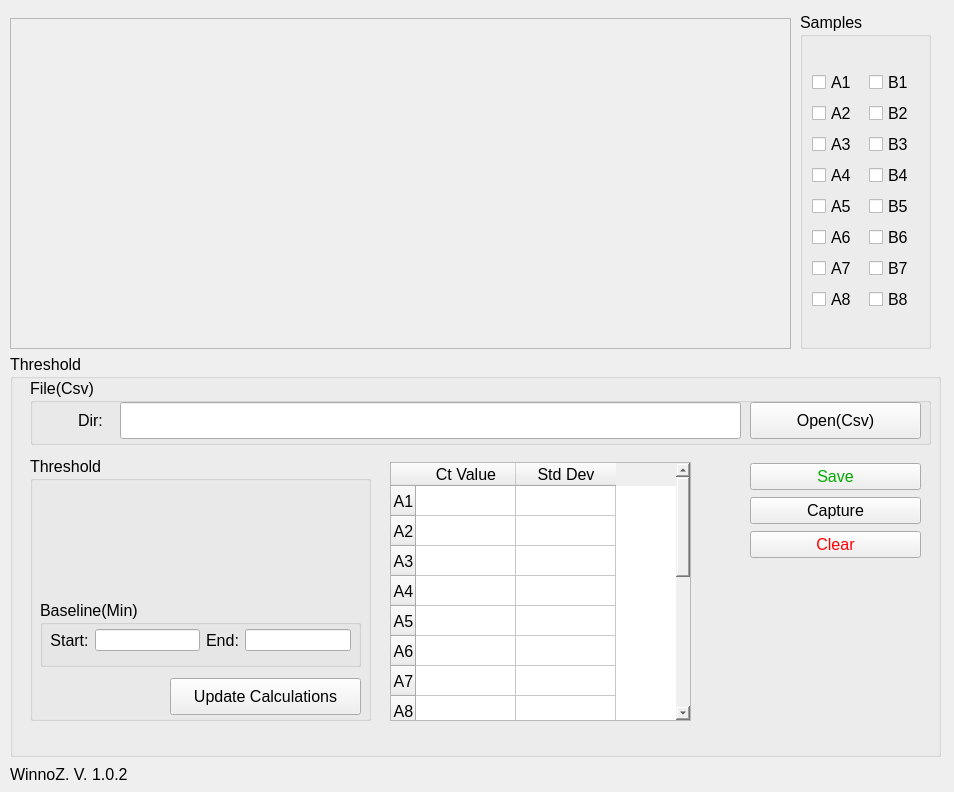
Old version of the form UI/AmplificationPlot.ui in the repository wwlouis00/Cycle-threshold-value.
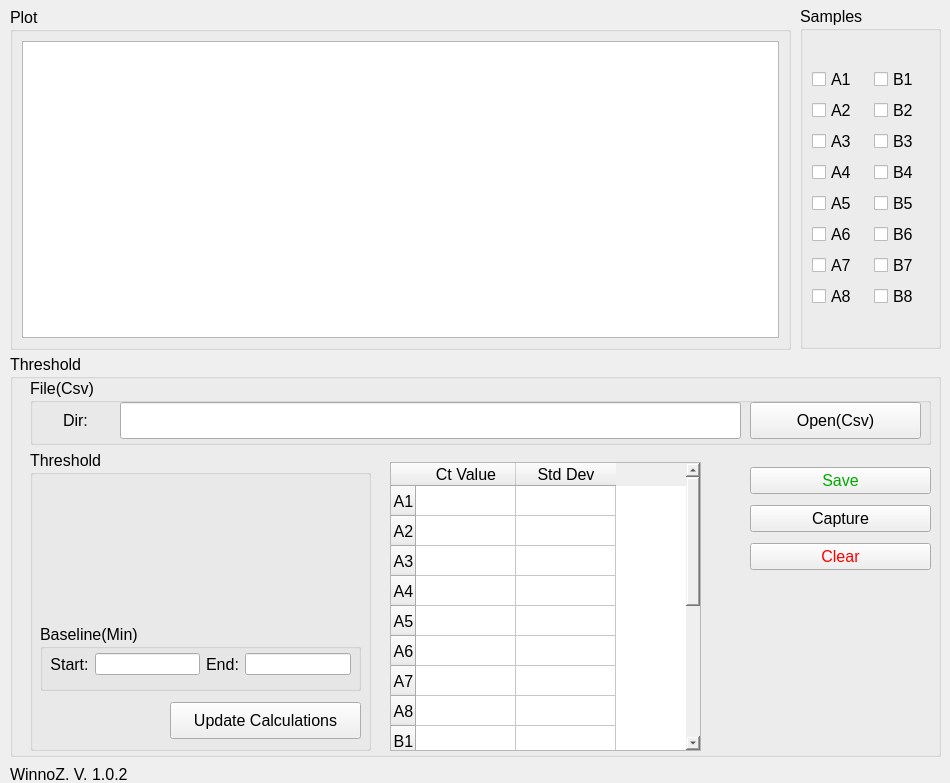
New version of the form.

```diff
--- a/UI/AmplificationPlot.ui
+++ b/UI/AmplificationPlot.ui
@@ -6,15 +6,15 @@
    <rect>
     <x>0</x>
     <y>0</y>
-    <width>954</width>
-    <height>792</height>
+    <width>950</width>
+    <height>783</height>
    </rect>
   </property>
   <property name="windowTitle">
    <string>Amplification Plot</string>
   </property>
   <widget class="QWidget" name="centralwidget">
-   <widget class="QGroupBox" name="groupBox">
+   <widget class="QGroupBox" name="Threshold">
     <property name="geometry">
      <rect>
       <x>10</x>
@@ -36,13 +36,13 @@
     <property name="title">
      <string>Threshold</string>
     </property>
-    <widget class="QGroupBox" name="Threshold">
+    <widget class="QGroupBox" name="Threshold_function">
      <property name="geometry">
       <rect>
        <x>20</x>
-       <y>102</y>
+       <y>96</y>
        <width>341</width>
-       <height>265</height>
+       <height>301</height>
       </rect>
      </property>
      <property name="font">
@@ -59,7 +59,7 @@
       <property name="geometry">
        <rect>
         <x>10</x>
-        <y>144</y>
+        <y>174</y>
         <width>321</width>
         <height>67</height>
        </rect>
@@ -74,7 +74,7 @@
       <property name="title">
        <string>Baseline(Min)</string>
       </property>
-      <widget class="QWidget" name="">
+      <widget class="QWidget" name="layoutWidget">
        <property name="geometry">
         <rect>
          <x>10</x>
@@ -139,7 +139,7 @@
       <property name="geometry">
        <rect>
         <x>140</x>
-        <y>222</y>
+        <y>252</y>
         <width>191</width>
         <height>37</height>
        </rect>
@@ -161,8 +161,8 @@
       <rect>
        <x>380</x>
        <y>108</y>
-       <width>301</width>
-       <height>259</height>
+       <width>311</width>
+       <height>289</height>
       </rect>
      </property>
      <layout class="QGridLayout" name="result_grip">
@@ -458,7 +458,7 @@
        <rect>
         <x>10</x>
         <y>30</y>
-        <width>101</width>
+        <width>71</width>
         <height>25</height>
        </rect>
       </property>
@@ -512,13 +512,13 @@
       </property>
      </widget>
     </widget>
-    <widget class="QWidget" name="">
+    <widget class="QWidget" name="layoutWidget">
      <property name="geometry">
       <rect>
        <x>740</x>
        <y>108</y>
-       <width>171</width>
-       <height>97</height>
+       <width>181</width>
+       <height>115</height>
       </rect>
      </property>
      <layout class="QVBoxLayout" name="verticalLayout">
@@ -571,9 +571,9 @@
     <property name="geometry">
      <rect>
       <x>800</x>
-      <y>12</y>
-      <width>131</width>
-      <height>337</height>
+      <y>6</y>
+      <width>141</width>
+      <height>343</height>
      </rect>
     </property>
     <property name="font">
@@ -729,21 +729,28 @@
      <string>WinnoZ. V. 1.0.2</string>
     </property>
    </widget>
-   <widget class="QFrame" name="frame">
+   <widget class="QGroupBox" name="Plot">
     <property name="geometry">
      <rect>
       <x>10</x>
-      <y>18</y>
+      <y>7</y>
       <width>781</width>
-      <height>331</height>
+      <height>343</height>
      </rect>
     </property>
-    <property name="frameShape">
-     <enum>QFrame::StyledPanel</enum>
+    <property name="font">
+     <font>
+      <pointsize>12</pointsize>
+     </font>
     </property>
-    <property name="frameShadow">
-     <enum>QFrame::Raised</enum>
+    <property name="title">
+     <string>Plot</string>
     </property>
+    <layout class="QGridLayout" name="gridLayout_2">
+     <item row="0" column="0">
+      <widget class="QGraphicsView" name="Plot_display"/>
+     </item>
+    </layout>
    </widget>
   </widget>
  </widget>
```
Left out of the diff: 42 changed lines with no effect on the pictures.
